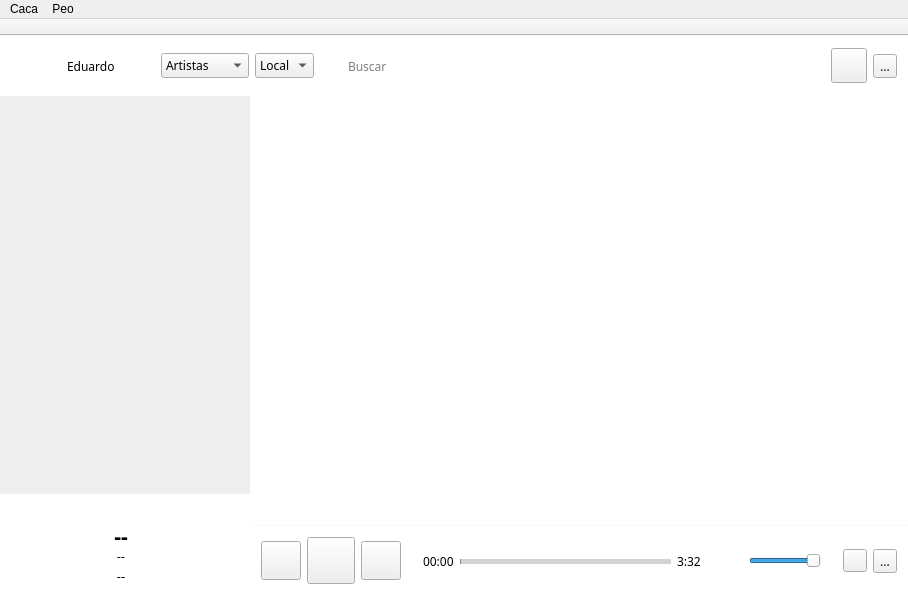
Above: mainwindow.ui from CuarzoSoftware/CuarzoPlayer before the change. Below: the same form after it.
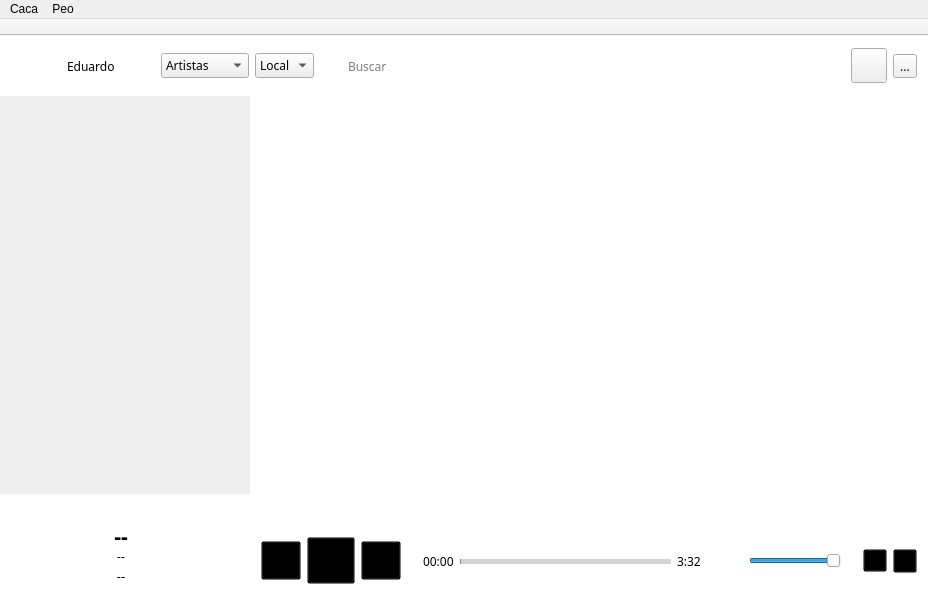
That is the form after the change. Icons and pictures are not drawn.

Commit message: Buttons Opacity

What changed in the file:
```diff
--- a/mainwindow.ui
+++ b/mainwindow.ui
@@ -6,7 +6,7 @@
    <rect>
     <x>0</x>
     <y>0</y>
-    <width>800</width>
+    <width>928</width>
     <height>597</height>
    </rect>
   </property>
@@ -823,7 +823,7 @@
                  <rect>
                   <x>0</x>
                   <y>0</y>
-                  <width>550</width>
+                  <width>678</width>
                   <height>428</height>
                  </rect>
                 </property>
@@ -865,7 +865,9 @@
              <bool>false</bool>
             </property>
             <property name="styleSheet">
-             <string notr="true"/>
+             <string notr="true">QToolButton{
+	background:transparent;
+}</string>
             </property>
             <layout class="QHBoxLayout" name="horizontalLayout">
              <property name="spacing">
@@ -1100,7 +1102,7 @@
     <rect>
      <x>0</x>
      <y>0</y>
-     <width>800</width>
+     <width>928</width>
      <height>22</height>
     </rect>
    </property>
```
The commit also changes 1 other file.
